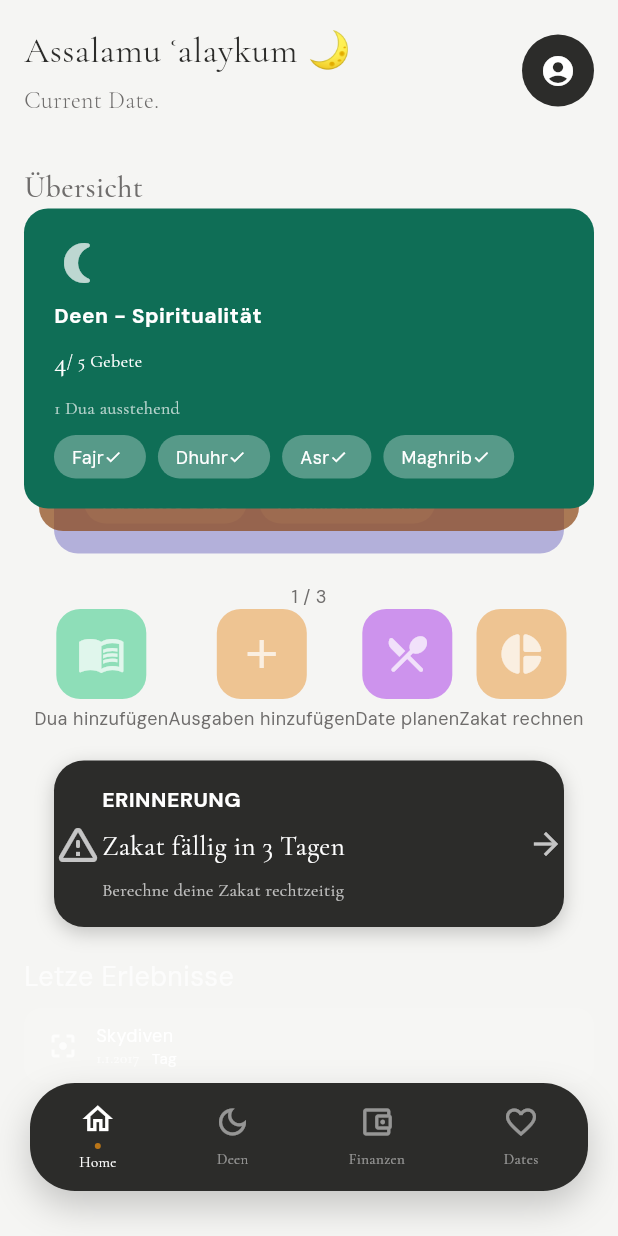
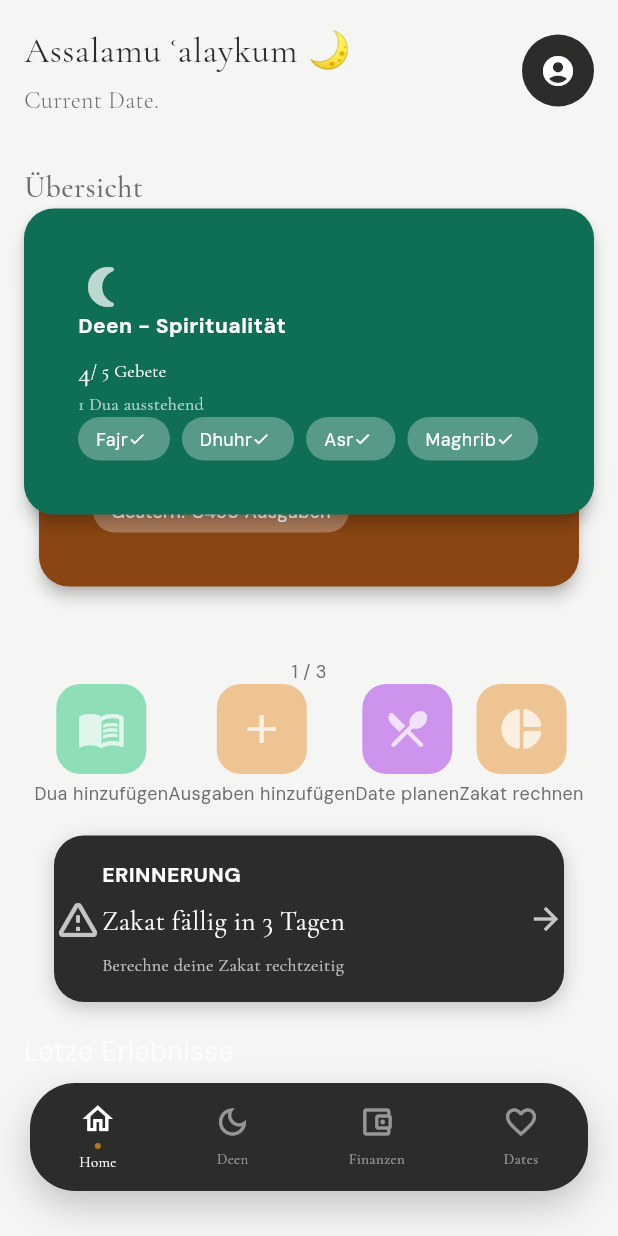
Before and after one commit to fairytaib/HusbandTest, a Flutter app: the screen it shows after launch, on a phone screen of 412 x 824 dp. Run offline on Flutter 3.47's test engine with Material 3 defaults, Android fonts, the phone set to English and light mode, and no system bars.

Commit message:
Remove opacity

```diff
--- a/lib/features/home/widgets/cards.dart
+++ b/lib/features/home/widgets/cards.dart
@@ -1,6 +1,5 @@
 import 'package:flutter/material.dart';
 import 'package:husband/shared/style_constants.dart';
-
 
 class TagData {
   final String label;
@@ -120,18 +119,23 @@
 class DashboardCard extends StatelessWidget {
   final Widget child;
   final Color backgroundColor;
-  const DashboardCard({super.key, required this.child, required this.backgroundColor});
+  const DashboardCard({
+    super.key,
+    required this.child,
+    required this.backgroundColor,
+  });
 
   @override
   Widget build(BuildContext context) {
-    return Container(
-      width: double.infinity,
-      height: 200,
-      decoration: BoxDecoration(
-        color: backgroundColor,
-        borderRadius: BorderRadius.circular(16),
+    return Material(
+      // Material sorgt für Schatten und korrekte Farbdarstellung
+      color: backgroundColor, // Hier die Farbe (z.B. MainColors.emerald)
+      borderRadius: BorderRadius.circular(20),
+      elevation: 4, // Optional: Ein leichter Schatten hilft bei der Trennung
+      child: Container(
+        padding: const EdgeInsets.all(16),
+        child: child, // Hier kommt dein CardContent rein
       ),
-      child: child,
     );
   }
 }
@@ -172,7 +176,7 @@
         GestureDetector(
           onTap: _showNextCard,
           child: SizedBox(
-            height: 250,
+            height: 300,
             width: double.infinity,
             child: Stack(
               children: widget.cards
@@ -186,7 +190,6 @@
 
                     double top = position * 15;
                     double horizontalInset = position * 10;
-                    double opacity = (1.0 - (position * 0.3)).clamp(0.0, 1.0);
 
                     return AnimatedPositioned(
                       key: ValueKey(
@@ -197,11 +200,7 @@
                       top: top,
                       left: horizontalInset,
                       right: horizontalInset,
-                      child: AnimatedOpacity(
-                        duration: const Duration(milliseconds: 400),
-                        opacity: opacity,
-                        child: entry.value,
-                      ),
+                      child: entry.value,
                     );
                   })
                   .toList()
--- a/lib/features/home/widgets/memories.dart
+++ b/lib/features/home/widgets/memories.dart
@@ -28,7 +28,7 @@
       height: 50,
       padding: const EdgeInsets.symmetric(horizontal: 16),
       decoration: BoxDecoration(
-        color: const Color.fromARGB(86, 255, 255, 255).withValues(alpha: 0.1),
+        color: const Color.fromARGB(255, 255, 255, 255).withValues(alpha: 1),
         borderRadius: BorderRadius.circular(12),
       ),
       child: Row(
```
